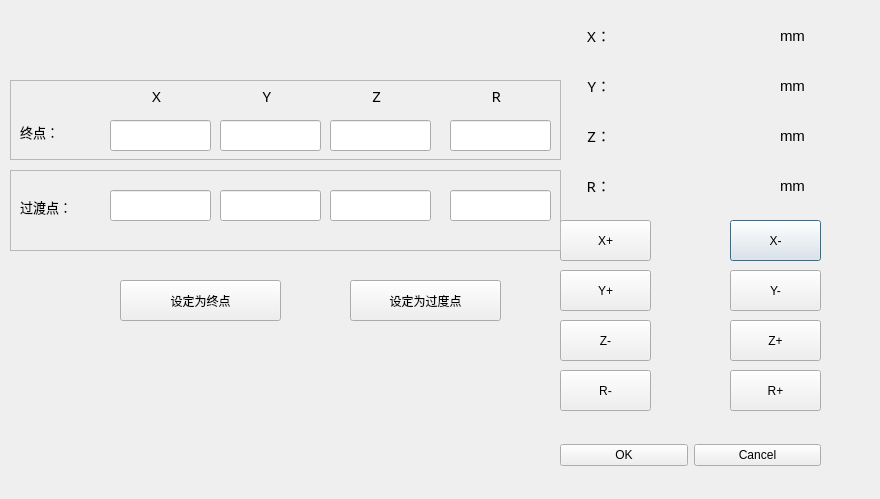
chuge007/detectOfvioce, file addroute_dialog.ui: the form before one commit.
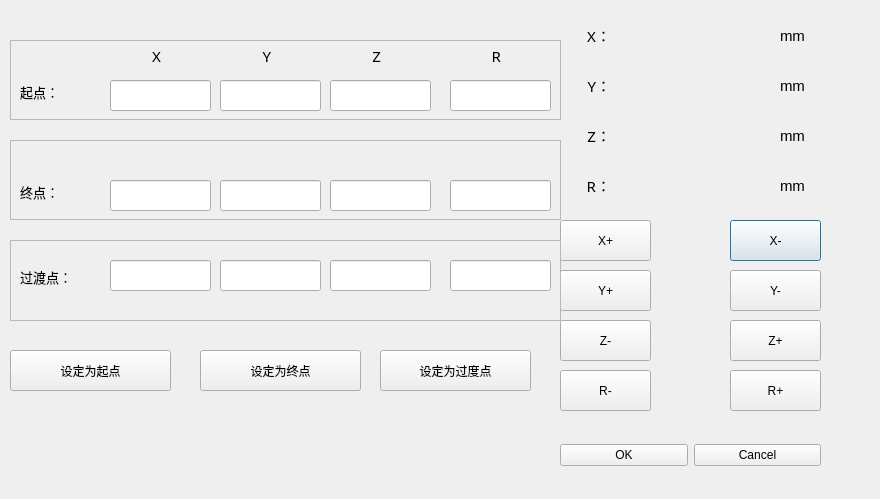
The form after the commit.

Patch:
```diff
--- a/addroute_dialog.ui
+++ b/addroute_dialog.ui
@@ -353,7 +353,7 @@
    <property name="geometry">
     <rect>
      <x>10</x>
-     <y>170</y>
+     <y>240</y>
      <width>551</width>
      <height>81</height>
     </rect>
@@ -441,7 +441,7 @@
    <property name="geometry">
     <rect>
      <x>10</x>
-     <y>80</y>
+     <y>140</y>
      <width>551</width>
      <height>80</height>
     </rect>
@@ -452,28 +452,6 @@
    <property name="frameShadow">
     <enum>QFrame::Raised</enum>
    </property>
-   <widget class="QLabel" name="label_14">
-    <property name="geometry">
-     <rect>
-      <x>130</x>
-      <y>0</y>
-      <width>21</width>
-      <height>31</height>
-     </rect>
-    </property>
-    <property name="font">
-     <font>
-      <family>3ds</family>
-      <pointsize>11</pointsize>
-     </font>
-    </property>
-    <property name="text">
-     <string>X</string>
-    </property>
-    <property name="alignment">
-     <set>Qt::AlignRight|Qt::AlignTrailing|Qt::AlignVCenter</set>
-    </property>
-   </widget>
    <widget class="QLabel" name="label_2">
     <property name="geometry">
      <rect>
@@ -520,28 +498,6 @@
      <string/>
     </property>
    </widget>
-   <widget class="QLabel" name="label_12">
-    <property name="geometry">
-     <rect>
-      <x>470</x>
-      <y>0</y>
-      <width>21</width>
-      <height>31</height>
-     </rect>
-    </property>
-    <property name="font">
-     <font>
-      <family>3ds</family>
-      <pointsize>11</pointsize>
-     </font>
-    </property>
-    <property name="text">
-     <string>R</string>
-    </property>
-    <property name="alignment">
-     <set>Qt::AlignRight|Qt::AlignTrailing|Qt::AlignVCenter</set>
-    </property>
-   </widget>
    <widget class="QLineEdit" name="yEnd_lin">
     <property name="geometry">
      <rect>
@@ -555,28 +511,6 @@
      <string/>
     </property>
    </widget>
-   <widget class="QLabel" name="label_13">
-    <property name="geometry">
-     <rect>
-      <x>240</x>
-      <y>0</y>
-      <width>21</width>
-      <height>31</height>
-     </rect>
-    </property>
-    <property name="font">
-     <font>
-      <family>3ds</family>
-      <pointsize>11</pointsize>
-     </font>
-    </property>
-    <property name="text">
-     <string>Y</string>
-    </property>
-    <property name="alignment">
-     <set>Qt::AlignRight|Qt::AlignTrailing|Qt::AlignVCenter</set>
-    </property>
-   </widget>
    <widget class="QLineEdit" name="zEnd_lin">
     <property name="geometry">
      <rect>
@@ -590,34 +524,12 @@
      <string/>
     </property>
    </widget>
-   <widget class="QLabel" name="label_17">
-    <property name="geometry">
-     <rect>
-      <x>350</x>
-      <y>0</y>
-      <width>21</width>
-      <height>31</height>
-     </rect>
-    </property>
-    <property name="font">
-     <font>
-      <family>3ds</family>
-      <pointsize>11</pointsize>
-     </font>
-    </property>
-    <property name="text">
-     <string>Z</string>
-    </property>
-    <property name="alignment">
-     <set>Qt::AlignRight|Qt::AlignTrailing|Qt::AlignVCenter</set>
-    </property>
-   </widget>
   </widget>
   <widget class="QPushButton" name="setCurposToEnd_but">
    <property name="geometry">
     <rect>
-     <x>120</x>
-     <y>280</y>
+     <x>200</x>
+     <y>350</y>
      <width>161</width>
      <height>41</height>
     </rect>
@@ -667,8 +579,8 @@
   <widget class="QPushButton" name="setCursPosToTrans_but">
    <property name="geometry">
     <rect>
-     <x>350</x>
-     <y>280</y>
+     <x>380</x>
+     <y>350</y>
      <width>151</width>
      <height>41</height>
     </rect>
@@ -799,6 +711,207 @@
     <bool>false</bool>
    </property>
   </widget>
+  <widget class="QFrame" name="frame_star_2">
+   <property name="geometry">
+    <rect>
+     <x>10</x>
+     <y>40</y>
+     <width>551</width>
+     <height>80</height>
+    </rect>
+   </property>
+   <property name="frameShape">
+    <enum>QFrame::StyledPanel</enum>
+   </property>
+   <property name="frameShadow">
+    <enum>QFrame::Raised</enum>
+   </property>
+   <widget class="QLabel" name="label_18">
+    <property name="geometry">
+     <rect>
+      <x>130</x>
+      <y>0</y>
+      <width>21</width>
+      <height>31</height>
+     </rect>
+    </property>
+    <property name="font">
+     <font>
+      <family>3ds</family>
+      <pointsize>11</pointsize>
+     </font>
+    </property>
+    <property name="text">
+     <string>X</string>
+    </property>
+    <property name="alignment">
+     <set>Qt::AlignRight|Qt::AlignTrailing|Qt::AlignVCenter</set>
+    </property>
+   </widget>
+   <widget class="QLabel" name="label_4">
+    <property name="geometry">
+     <rect>
+      <x>10</x>
+      <y>36</y>
+      <width>91</width>
+      <height>31</height>
+     </rect>
+    </property>
+    <property name="font">
+     <font>
+      <pointsize>10</pointsize>
+      <weight>50</weight>
+      <bold>false</bold>
+     </font>
+    </property>
+    <property name="text">
+     <string>起点：</string>
+    </property>
+   </widget>
+   <widget class="QLineEdit" name="rStart_lin">
+    <property name="geometry">
+     <rect>
+      <x>440</x>
+      <y>40</y>
+      <width>101</width>
+      <height>31</height>
+     </rect>
+    </property>
+    <property name="text">
+     <string/>
+    </property>
+   </widget>
+   <widget class="QLineEdit" name="xStart_lin">
+    <property name="geometry">
+     <rect>
+      <x>100</x>
+      <y>40</y>
+      <width>101</width>
+      <height>31</height>
+     </rect>
+    </property>
+    <property name="text">
+     <string/>
+    </property>
+   </widget>
+   <widget class="QLabel" name="label_19">
+    <property name="geometry">
+     <rect>
+      <x>470</x>
+      <y>0</y>
+      <width>21</width>
+      <height>31</height>
+     </rect>
+    </property>
+    <property name="font">
+     <font>
+      <family>3ds</family>
+      <pointsize>11</pointsize>
+     </font>
+    </property>
+    <property name="text">
+     <string>R</string>
+    </property>
+    <property name="alignment">
+     <set>Qt::AlignRight|Qt::AlignTrailing|Qt::AlignVCenter</set>
+    </property>
+   </widget>
+   <widget class="QLineEdit" name="yStart_lin">
+    <property name="geometry">
+     <rect>
+      <x>210</x>
+      <y>40</y>
+      <width>101</width>
+      <height>31</height>
+     </rect>
+    </property>
+    <property name="text">
+     <string/>
+    </property>
+   </widget>
+   <widget class="QLabel" name="label_20">
+    <property name="geometry">
+     <rect>
+      <x>240</x>
+      <y>0</y>
+      <width>21</width>
+      <height>31</height>
+     </rect>
+    </property>
+    <property name="font">
+     <font>
+      <family>3ds</family>
+      <pointsize>11</pointsize>
+     </font>
+    </property>
+    <property name="text">
+     <string>Y</string>
+    </property>
+    <property name="alignment">
+     <set>Qt::AlignRight|Qt::AlignTrailing|Qt::AlignVCenter</set>
+    </property>
+   </widget>
+   <widget class="QLineEdit" name="zStart_lin">
+    <property name="geometry">
+     <rect>
+      <x>320</x>
+      <y>40</y>
+      <width>101</width>
+      <height>31</height>
+     </rect>
+    </property>
+    <property name="text">
+     <string/>
+    </property>
+   </widget>
+   <widget class="QLabel" name="label_21">
+    <property name="geometry">
+     <rect>
+      <x>350</x>
+      <y>0</y>
+      <width>21</width>
+      <height>31</height>
+     </rect>
+    </property>
+    <property name="font">
+     <font>
+      <family>3ds</family>
+      <pointsize>11</pointsize>
+     </font>
+    </property>
+    <property name="text">
+     <string>Z</string>
+    </property>
+    <property name="alignment">
+     <set>Qt::AlignRight|Qt::AlignTrailing|Qt::AlignVCenter</set>
+    </property>
+   </widget>
+  </widget>
+  <widget class="QPushButton" name="setCurposToStart_but">
+   <property name="geometry">
+    <rect>
+     <x>10</x>
+     <y>350</y>
+     <width>161</width>
+     <height>41</height>
+    </rect>
+   </property>
+   <property name="sizePolicy">
+    <sizepolicy hsizetype="Minimum" vsizetype="Preferred">
+     <horstretch>0</horstretch>
+     <verstretch>0</verstretch>
+    </sizepolicy>
+   </property>
+   <property name="text">
+    <string>设定为起点</string>
+   </property>
+   <property name="autoRepeat">
+    <bool>false</bool>
+   </property>
+   <property name="autoExclusive">
+    <bool>false</bool>
+   </property>
+  </widget>
  </widget>
  <resources/>
  <connections/>
```
